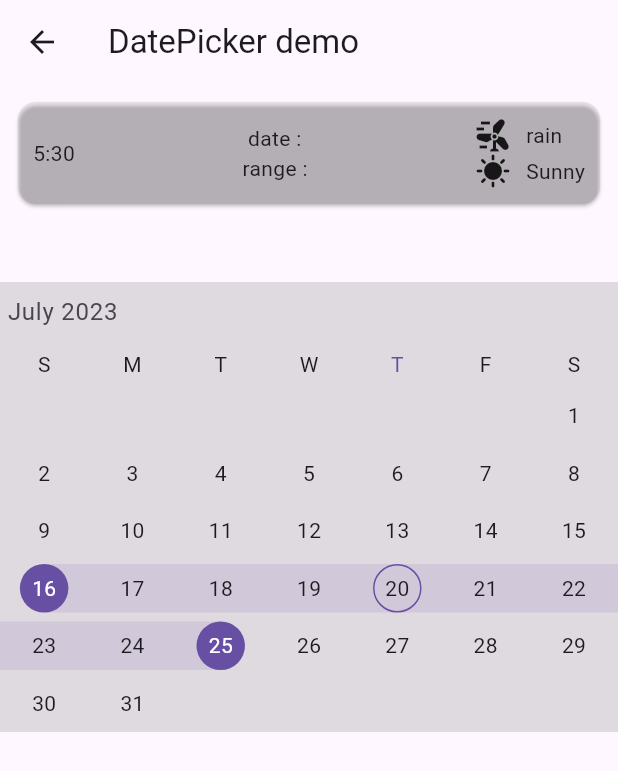
After one commit to Nabin1-chand/flutter_ui, a Flutter app: the screen it shows after launch, after a tap on "Data Picker", on a phone screen of 412 x 824 dp. The commit adds this screen. Shown: the top 771 px of the screen. Run offline on Flutter 3.47's test engine with Material 2 defaults, Android fonts, the phone set to English and light mode, and no system bars; drawn by our look-alikes of syncfusion_flutter_datepicker; our stand-ins replace dio, equatable, flutter_bloc, font_awesome_flutter; missing offline and left inert: dart:ffi; network calls fail.

Commit message:
added date range picker screen

```diff
--- a/lib/bloc_pagination/cubit/post_cubit.dart
+++ /dev/null
@@ -1,25 +0,0 @@
-import 'package:flutter_bloc/flutter_bloc.dart';
-import 'package:practise_flutter_ui/bloc_pagination/cubit/post_state.dart';
-import 'package:practise_flutter_ui/bloc_pagination/repositery/post_repositoy.dart';
-import 'package:practise_flutter_ui/bloc_pagination/screen/model/post_model.dart';
-
-class PostCubit extends Cubit<PostState> {
-  final PostRepository postRepository;
-  PostCubit(this.postRepository) : super(PostInitial());
-  int page = 1;
-  void loadpost() {
-    if (state is PostLoading) return;
-    final currentState = state;
-    var oldPost = <PostModel>[];
-    if (currentState is PostLoaded) {
-      oldPost = currentState.postModel;
-    }
-    emit(PostLoading(oldPost, isFirstFetch: page == 1));
-    postRepository.fetchPosts(page).then((newPosts) {
-      page++;
-      final posts = (state as PostLoading).oldPostModel;
-      posts.add(newPosts as PostModel);
-      emit(PostLoaded(posts));
-    });
-  }
-}
--- a/lib/bloc_pagination/cubit/post_state.dart
+++ /dev/null
@@ -1,25 +0,0 @@
-// ignore_for_file: must_be_immutable
-
-import 'package:flutter/material.dart';
-import 'package:practise_flutter_ui/bloc_pagination/screen/model/post_model.dart';
-
-@immutable
-abstract class PostState {}
-
-class PostInitial extends PostState {}
-
-class PostLoaded extends PostState {
-  final List<PostModel> postModel;
-  PostLoaded(this.postModel);
-}
-
-class PostLoading extends PostState {
-  final List<PostModel> oldPostModel;
-  bool isFirstFetch;
-  PostLoading(this.oldPostModel, {this.isFirstFetch = false});
-}
-
-class PostError extends PostState {
-  final String error;
-  PostError(this.error);
-}
--- a/lib/bloc_pagination/repositery/post_repositoy.dart
+++ /dev/null
@@ -1,11 +0,0 @@
-import 'package:practise_flutter_ui/bloc_pagination/screen/model/post_model.dart';
-import 'package:practise_flutter_ui/bloc_pagination/screen/model/post_service.dart';
-
-class PostRepository {
-  final PostService postService;
-  PostRepository(this.postService);
-  Future<List<PostModel>> fetchPosts(int page) async {
-    final posts = await postService.fetchpost(page);
-    return posts.map((e) => PostModel.fromJson(e)).toList();
-  }
-}
--- a/lib/bloc_pagination/screen/model/post_model.dart
+++ /dev/null
@@ -1,9 +0,0 @@
-class PostModel {
-  final String title;
-  final String body;
-  final String id;
-  PostModel.fromJson(Map json)
-      : title = json['title'],
-        body = json['body'],
-        id = json['id'];
-}
--- a/lib/bloc_pagination/screen/model/post_service.dart
+++ /dev/null
@@ -1,18 +0,0 @@
-import 'dart:convert';
-
-import 'package:dio/dio.dart';
-
-class PostService {
-  final Dio dio = Dio();
-  static const fetchLimit = 10;
-  final baseUrl = "https://jsonplaceholder.typicode.com/posts";
-  Future<List<dynamic>> fetchpost(int page) async {
-    try {
-      final response =
-          await dio.get("$baseUrl?_limit={fetchLimit&_page=$page}");
-      return jsonDecode(response.data) as List<dynamic>;
-    } catch (e) {
-      return [];
-    }
-  }
-}
--- /dev/null
+++ b/lib/date_picker/date_picker.dart
@@ -0,0 +1,110 @@
+import 'package:flutter/material.dart';
+import 'package:intl/intl.dart';
+import 'package:syncfusion_flutter_datepicker/datepicker.dart';
+
+class DatePickerScreen extends StatefulWidget {
+  const DatePickerScreen({super.key});
+
+  @override
+  State<DatePickerScreen> createState() => _DatePickerScreenState();
+}
+
+class _DatePickerScreenState extends State<DatePickerScreen> {
+  String _selectedDate = '';
+  String _dateCount = '';
+
+  String _range = '';
+  String _rangeCount = '';
+
+  void _onSelectionChanged(DateRangePickerSelectionChangedArgs args) {
+    setState(() {
+      if (args.value is PickerDateRange) {
+        _range = '${DateFormat('dd/MM').format(args.value.startDate)} -'
+            // ignore: lines_longer_than_80_chars
+            ' ${DateFormat('dd/MM').format(args.value.endDate ?? args.value.startDate)}';
+      } else if (args.value is DateTime) {
+        _selectedDate = args.value.toString();
+      } else if (args.value is List<DateTime>) {
+        _dateCount = args.value.length.toString();
+      } else {
+        _rangeCount = args.value.length.toString();
+      }
+    });
+  }
+
+  @override
+  Widget build(BuildContext context) {
+    return Scaffold(
+      appBar: AppBar(
+        title: const Text('DatePicker demo'),
+      ),
+      body: Column(
+          mainAxisAlignment: MainAxisAlignment.spaceEvenly,
+          mainAxisSize: MainAxisSize.min,
+          crossAxisAlignment: CrossAxisAlignment.start,
+          children: <Widget>[
+            // Text('Selected date: $_selectedDate'),
+            // Text('Selected date count: $_dateCount'),
+            // Text('Selected range: $_range'),
+            // Text('Selected ranges count: $_rangeCount'),
+            Padding(
+              padding: const EdgeInsets.all(8.0),
+              child: Card(
+                color: const Color.fromARGB(31, 151, 142, 142),
+                child: Padding(
+                  padding: const EdgeInsets.all(10.0),
+                  child: Row(
+                    mainAxisAlignment: MainAxisAlignment.spaceBetween,
+                    children: [
+                      const Text('5:30 '),
+                      Column(
+                        crossAxisAlignment: CrossAxisAlignment.start,
+                        children: [
+                          Text(' date : $_selectedDate'),
+                          Text('range : $_range'),
+                        ],
+                      ),
+                      const Column(
+                        crossAxisAlignment: CrossAxisAlignment.start,
+                        children: [
+                          Row(
+                            children: [
+                              Icon(Icons.wind_power),
+                              SizedBox(
+                                width: 10,
+                              ),
+                              Text('rain'),
+                            ],
+                          ),
+                          Row(
+                            children: [
+                              Icon(Icons.sunny),
+                              SizedBox(
+                                width: 10,
+                              ),
+                              Text('Sunny')
+                            ],
+                          )
+                        ],
+                      )
+                    ],
+                  ),
+                ),
+              ),
+            ),
+
+            const SizedBox(
+              height: 40,
+            ),
+            SfDateRangePicker(
+              backgroundColor: Colors.black12,
+              onSelectionChanged: _onSelectionChanged,
+              selectionMode: DateRangePickerSelectionMode.range,
+              initialSelectedRange: PickerDateRange(
+                  DateTime.now().subtract(const Duration(days: 4)),
+                  DateTime.now().add(const Duration(days: 5))),
+            ),
+          ]),
+    );
+  }
+}
--- a/lib/home_page_screen.dart
+++ b/lib/home_page_screen.dart
@@ -4,14 +4,11 @@ import 'package:practise_flutter_ui/Animation/animation_screen.dart';
 import 'package:practise_flutter_ui/animated_stack/animation_stack.dart';
 import 'package:practise_flutter_ui/animated_stack/swipe_card.dart';
 import 'package:practise_flutter_ui/animation/animation_demo_screen.dart';
-import 'package:practise_flutter_ui/animation/basic/animation_builder.dart';
 import 'package:practise_flutter_ui/bloc/dummydata_event_screen.dart';
 import 'package:practise_flutter_ui/bloc1/bloc_screen/bloc_ui_screen.dart';
 import 'package:practise_flutter_ui/bloc_counter_theme_data/appview.dart';
-import 'package:practise_flutter_ui/bmi_calculator/bmi_home_screen.dart';
-import 'package:practise_flutter_ui/bloc/counter_event.dart';
+import 'package:practise_flutter_ui/date_picker/date_picker.dart';
 import 'package:practise_flutter_ui/food_delivery/food_first_page_screen.dart';
-import 'package:practise_flutter_ui/material3_design/screens/new_desgin_screen.dart';
 import 'package:practise_flutter_ui/mecon_ai/screens/mecon_ai_login_page.dart';
 import 'package:practise_flutter_ui/simple_ui/simple_home%20_page%20_ui.dart';
 import 'package:practise_flutter_ui/stack_card_ui/screens/card_home_page_screen.dart';
@@ -102,12 +99,12 @@ class HomePageScreen extends StatelessWidget {
             Navigator.push(
                 context, MaterialPageRoute(builder: (_) => const AppView()));
           }),
-      // CardWidget(
-      //     text: 'Counter_ theme',
-      //     onTap: () {
-      //       Navigator.push(
-      //           context, MaterialPageRoute(builder: (_) => const AppView()));
-      //     })
+      CardWidget(
+          text: "Data Picker",
+          onTap: () {
+            Navigator.push(context,
+                MaterialPageRoute(builder: (_) => const DatePickerScreen()));
+          })
     ];
 
     return Scaffold(
--- a/pubspec.yaml
+++ b/pubspec.yaml
@@ -19,7 +19,7 @@ publish_to: "none" # Remove this line if you wish to publish to pub.dev
 version: 1.0.0+1
 
 environment:
-  sdk: ">=2.19.6 <3.0.0"
+  sdk: ">=3.0.0 <4.0.0"
 
 # Dependencies specify other packages that your package needs in order to work.
 # To automatically upgrade your package dependencies to the latest versions
@@ -38,6 +38,8 @@ dependencies:
   flutter_bloc: ^8.1.3
   equatable: ^2.0.5
   dio: ^5.2.1+1
+  flutter_datetime_picker_plus: ^2.0.1
+  syncfusion_flutter_datepicker: ^22.1.39
 
 dev_dependencies:
   flutter_test:
```
Also changed, not shown: lib/bloc_pagination/screen/pagination_screen.dart (deleted, +0 -93 lines), lib/main.dart (+0 -9 lines), pubspec.lock, 1 other file.
